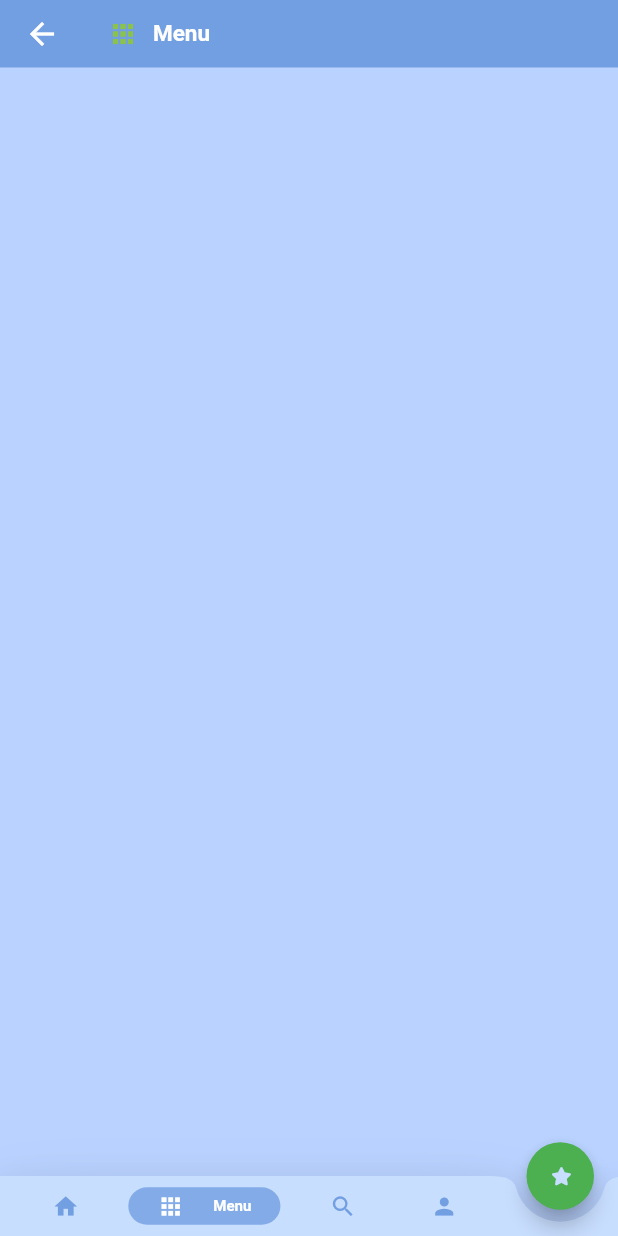
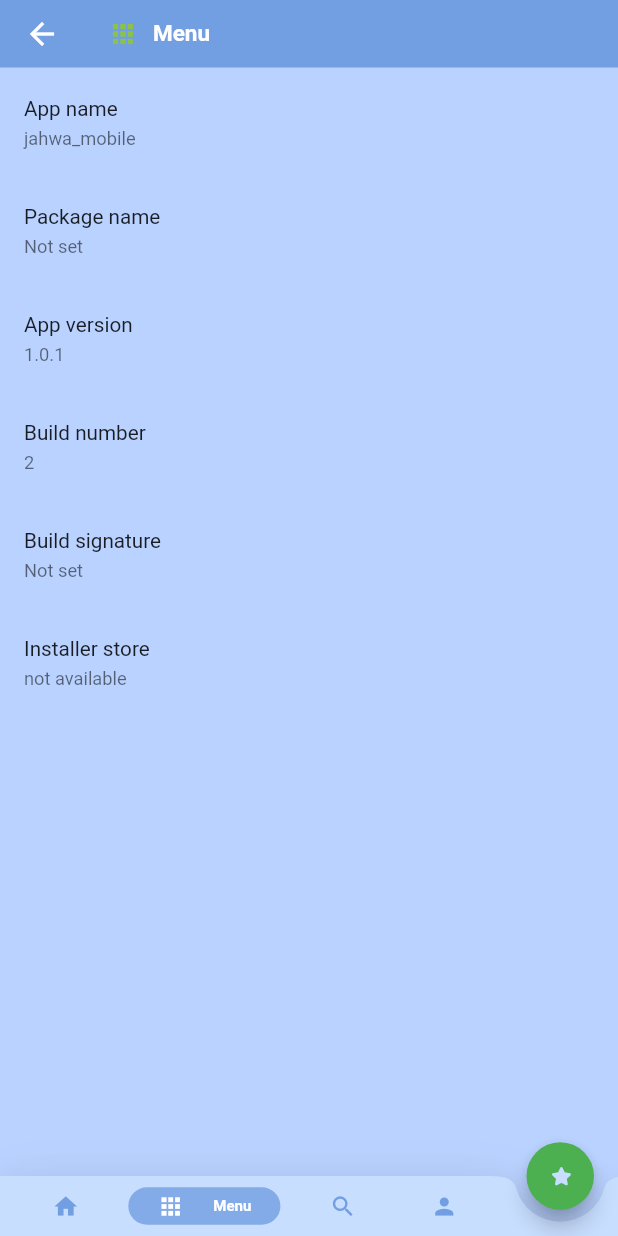
Before and after one commit to Jahwa-IT-Team/jahwa_mobile, a Flutter app: the Menu screen opened by its route, on a phone screen of 412 x 824 dp. Run offline on Flutter 3.47's test engine with Material 2 defaults, Android fonts, the light colour scheme and no system bars; our stand-ins replace font_awesome_flutter, package_info_plus; missing offline and left inert: intrinsic_grid_view.

Commit message:
2023-04-15

```diff
--- a/lib/menu.dart
+++ b/lib/menu.dart
@@ -1,6 +1,8 @@
+import 'dart:async';
 import 'package:flutter/material.dart';
 
 import 'package:font_awesome_flutter/font_awesome_flutter.dart';
+import 'package:package_info_plus/package_info_plus.dart';
 
 import 'package:jahwa_mobile/Common/bubble_bottom_bar.dart';
 import 'package:jahwa_mobile/Common/variable.dart';
@@ -12,10 +14,20 @@ class Menu extends StatefulWidget {
 
 class _MenuState extends State<Menu> {
 
+  PackageInfo _packageInfo = PackageInfo(
+    appName: 'Unknown',
+    packageName: 'Unknown',
+    version: 'Unknown',
+    buildNumber: 'Unknown',
+    buildSignature: 'Unknown',
+    installerStore: 'Unknown',
+  );
+
   void initState() {
     super.initState();
     currentIndex = 1;
     changePage;
+    _initPackageInfo();
   }
 
   void changePage(int? index) {
@@ -26,6 +38,20 @@ class _MenuState extends State<Menu> {
       else if(index == 2) Navigator.pushReplacementNamed(context, '/Search');
       else if(index == 3) Navigator.pushReplacementNamed(context, '/Profile');
     });
+  }
+
+  Future<void> _initPackageInfo() async {
+    final info = await PackageInfo.fromPlatform();
+    setState(() {
+      _packageInfo = info;
+    });
+  }
+
+  Widget _infoTile(String title, String subtitle) {
+    return ListTile(
+      title: Text(title),
+      subtitle: Text(subtitle.isEmpty ? 'Not set' : subtitle),
+    );
   }
 
   @override
@@ -52,7 +78,15 @@ class _MenuState extends State<Menu> {
               mainAxisSize: MainAxisSize.max,
               mainAxisAlignment: MainAxisAlignment.center,
               children: <Widget>[
-
+                _infoTile('App name', _packageInfo.appName),
+                _infoTile('Package name', _packageInfo.packageName),
+                _infoTile('App version', _packageInfo.version),
+                _infoTile('Build number', _packageInfo.buildNumber),
+                _infoTile('Build signature', _packageInfo.buildSignature),
+                _infoTile(
+                  'Installer store',
+                  _packageInfo.installerStore ?? 'not available',
+                ),
               ],
             ),
           ),
--- a/pubspec.yaml
+++ b/pubspec.yaml
@@ -17,7 +17,7 @@ publish_to: 'none' # Remove this line if you wish to publish to pub.dev
 # https://developer.apple.com/library/archive/documentation/General/Reference/InfoPlistKeyReference/Articles/CoreFoundationKeys.html
 # In Windows, build-name is used as the major, minor, and patch parts
 # of the product and file versions while build-number is used as the build suffix.
-version: 1.0.0+1
+version: 1.0.1+2
 
 environment:
   sdk: '>=2.18.6 <3.0.0'
@@ -38,6 +38,7 @@ dependencies:
   cupertino_icons: ^1.0.2
   font_awesome_flutter: ^10.3.0
   intrinsic_grid_view: ^0.0.2
+  package_info_plus: ^3.1.0
 
 dev_dependencies:
   flutter_test:
```
Also changed, not shown: lib/index.dart (+3 -5 lines), pubspec.lock, 7 other files.
